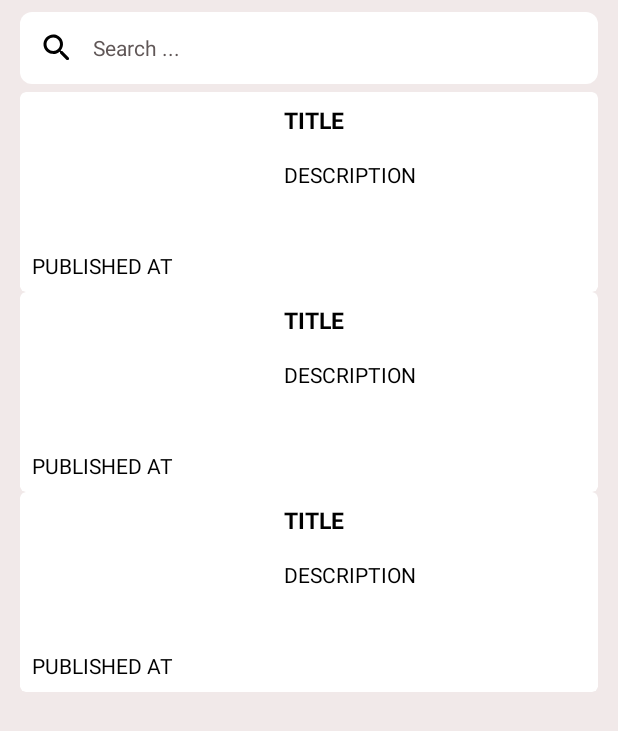
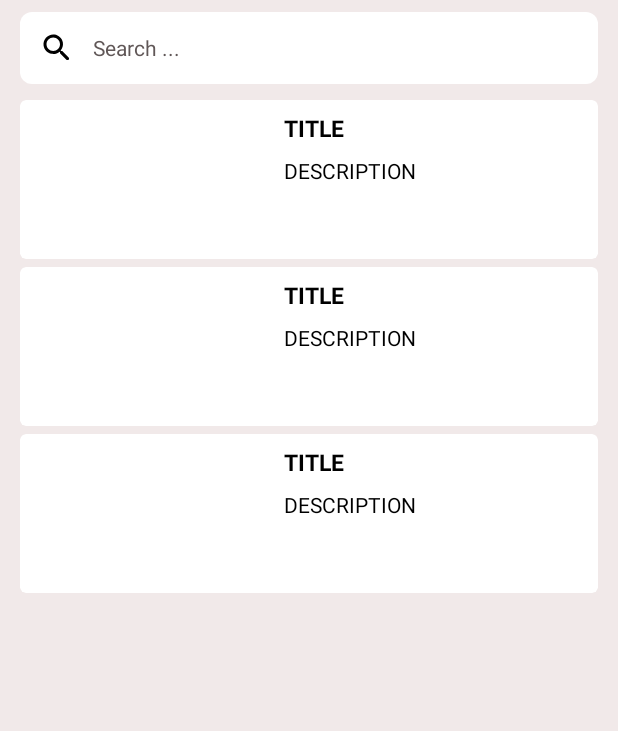
Before and after one commit to iAbanoubSamir/Newsify, an Android app: the layout fragment_home.xml on its own in the app's theme, with its tools: preview values and no code run, on a phone screen of 412 x 824 dp. Shown: the top 731 px of the screen. Run offline under Robolectric (Android 15) with nearby library versions, the phone set to English and light mode, and no system bars.

Commit message:
remove Source and DatePublished

```diff
--- a/app/src/main/java/com/abanoub/newsify/presentation/home/ArticlesAdapter.kt
+++ b/app/src/main/java/com/abanoub/newsify/presentation/home/ArticlesAdapter.kt
@@ -43,8 +43,6 @@ class ArticlesAdapter(private val listener: OnItemClickListener) :
                 Glide.with(binding.root).load(article.urlToImage).into(ivArticleImage)
                 tvTitle.text = article.title
                 tvDescription.text = article.description
-                tvDatePublished.text = article.publishedAt
-                tvSource.text = article.source?.name
             }
         }
     }
--- a/app/src/main/res/layout/article_item.xml
+++ b/app/src/main/res/layout/article_item.xml
@@ -3,7 +3,12 @@
     xmlns:app="http://schemas.android.com/apk/res-auto"
     xmlns:tools="http://schemas.android.com/tools"
     android:layout_width="match_parent"
+    android:clickable="true"
+    android:focusable="true"
+    android:foreground="?android:attr/selectableItemBackground"
     android:layout_height="wrap_content"
+    android:layout_marginTop="@dimen/_4sdp"
+    app:cardBackgroundColor="@color/white"
     app:cardCornerRadius="@dimen/_3sdp"
     app:cardElevation="0dp">
 
@@ -17,6 +22,7 @@
             android:layout_width="160dp"
             android:layout_height="90dp"
             android:scaleType="centerCrop"
+            app:layout_constraintBottom_toBottomOf="parent"
             app:layout_constraintStart_toStartOf="parent"
             app:layout_constraintTop_toTopOf="parent" />
 
@@ -40,34 +46,14 @@
             android:layout_width="0dp"
             android:layout_height="wrap_content"
             android:layout_marginStart="8dp"
-            android:layout_marginTop="16dp"
+            android:layout_marginTop="8dp"
             android:ellipsize="end"
-            android:maxLines="5"
+            android:maxLines="2"
             android:textColor="@android:color/black"
             app:layout_constraintEnd_toEndOf="parent"
             app:layout_constraintStart_toEndOf="@+id/iv_article_image"
             app:layout_constraintTop_toBottomOf="@+id/tv_title"
             tools:text="DESCRIPTION" />
 
-        <TextView
-            android:id="@+id/tv_source"
-            android:layout_width="wrap_content"
-            android:layout_height="wrap_content"
-            android:layout_marginTop="16dp"
-            android:textColor="@android:color/black"
-            android:visibility="gone"
-            app:layout_constraintStart_toStartOf="parent"
-            app:layout_constraintTop_toBottomOf="@+id/iv_article_image"
-            tools:text="SOURCE" />
-
-        <TextView
-            android:id="@+id/tv_date_published"
-            android:layout_width="wrap_content"
-            android:layout_height="wrap_content"
-            android:layout_marginTop="8dp"
-            android:textColor="@android:color/black"
-            app:layout_constraintStart_toStartOf="parent"
-            app:layout_constraintTop_toBottomOf="@+id/tv_source"
-            tools:text="PUBLISHED AT" />
     </androidx.constraintlayout.widget.ConstraintLayout>
 </androidx.cardview.widget.CardView>
```
